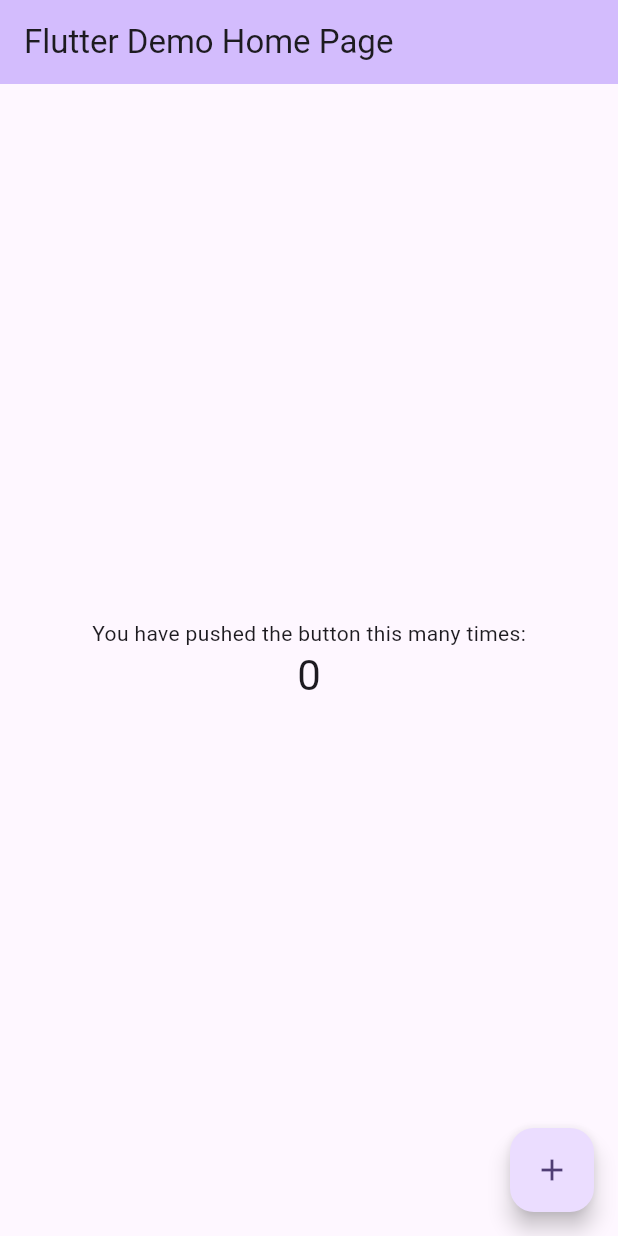
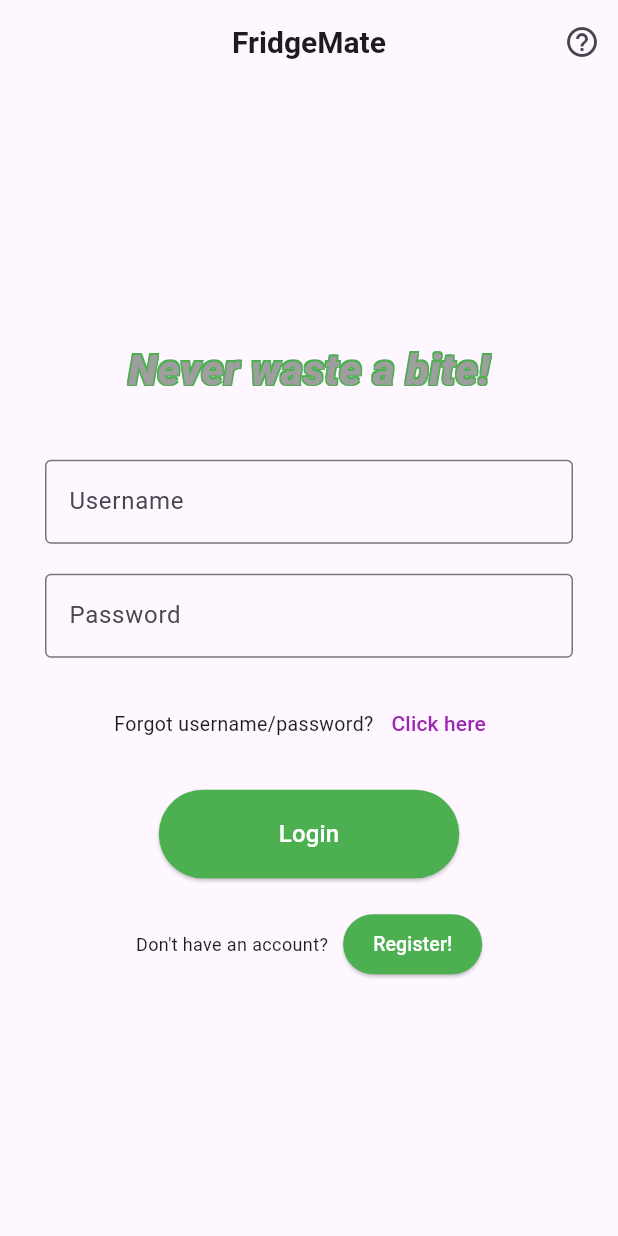
Before and after one commit to ntua-el20123/fridge_mate_app, a Flutter app: the screen it shows after launch, on a phone screen of 412 x 824 dp. Run offline on Flutter 3.47's test engine with Material 3 defaults, Android fonts, the light colour scheme and no system bars.

Commit message:
new file:   .vscode/settings.json 	modified:   lib/main.dart 	modified:   test/widget_test.dart

```diff
--- a/lib/main.dart
+++ b/lib/main.dart
@@ -1,128 +1,195 @@
 import 'package:flutter/material.dart';
 
 void main() {
-  runApp(const MyApp());
+  runApp(const FridgeMateApp());
 }
 
-class MyApp extends StatelessWidget {
-  const MyApp({super.key});
+class FridgeMateApp extends StatelessWidget {
+  const FridgeMateApp({super.key});
 
-  // This widget is the root of your application.
   @override
   Widget build(BuildContext context) {
     return MaterialApp(
-      title: 'Flutter Demo',
-      theme: ThemeData(
-        // This is the theme of your application.
-        //
-        // TRY THIS: Try running your application with "flutter run". You'll see
-        // the application has a purple toolbar. Then, without quitting the app,
-        // try changing the seedColor in the colorScheme below to Colors.green
-        // and then invoke "hot reload" (save your changes or press the "hot
-        // reload" button in a Flutter-supported IDE, or press "r" if you used
-        // the command line to start the app).
-        //
-        // Notice that the counter didn't reset back to zero; the application
-        // state is not lost during the reload. To reset the state, use hot
-        // restart instead.
-        //
-        // This works for code too, not just values: Most code changes can be
-        // tested with just a hot reload.
-        colorScheme: ColorScheme.fromSeed(seedColor: Colors.deepPurple),
-        useMaterial3: true,
+      debugShowCheckedModeBanner: false,
+      title: 'FridgeMate',
+      theme: _buildThemeData(),
+      home: const LoginScreen(),
+    );
+  }
+
+  // Extract common theme styling into a method for easier maintenance.
+  ThemeData _buildThemeData() {
+    return ThemeData(
+      primarySwatch: Colors.green,
+      elevatedButtonTheme: ElevatedButtonThemeData(
+        style: ElevatedButton.styleFrom(
+          backgroundColor: Colors.green,
+          padding: const EdgeInsets.symmetric(vertical: 15),
+          shape: RoundedRectangleBorder(
+            borderRadius: BorderRadius.circular(50),
+          ),
+        ),
       ),
-      home: const MyHomePage(title: 'Flutter Demo Home Page'),
+      inputDecorationTheme: const InputDecorationTheme(
+        border: OutlineInputBorder(),
+      ),
     );
   }
 }
 
-class MyHomePage extends StatefulWidget {
-  const MyHomePage({super.key, required this.title});
+class LoginScreen extends StatelessWidget {
+  const LoginScreen({super.key});
 
-  // This widget is the home page of your application. It is stateful, meaning
-  // that it has a State object (defined below) that contains fields that affect
-  // how it looks.
+  // Separate out the actions for easier testing and readability.
+  void _onHelpPressed() {
+    // Handle help action here
+  }
 
-  // This class is the configuration for the state. It holds the values (in this
-  // case the title) provided by the parent (in this case the App widget) and
-  // used by the build method of the State. Fields in a Widget subclass are
-  // always marked "final".
+  void _onForgotCredentialsPressed() {
+    // Handle 'forgot username/password' action here
+  }
 
-  final String title;
+  void _onLoginPressed() {
+    // Handle login action here
+  }
 
-  @override
-  State<MyHomePage> createState() => _MyHomePageState();
-}
-
-class _MyHomePageState extends State<MyHomePage> {
-  int _counter = 0;
-
-  void _incrementCounter() {
-    setState(() {
-      // This call to setState tells the Flutter framework that something has
-      // changed in this State, which causes it to rerun the build method below
-      // so that the display can reflect the updated values. If we changed
-      // _counter without calling setState(), then the build method would not be
-      // called again, and so nothing would appear to happen.
-      _counter++;
-    });
+  void _onRegisterPressed() {
+    // Handle register action here
   }
 
   @override
   Widget build(BuildContext context) {
-    // This method is rerun every time setState is called, for instance as done
-    // by the _incrementCounter method above.
-    //
-    // The Flutter framework has been optimized to make rerunning build methods
-    // fast, so that you can just rebuild anything that needs updating rather
-    // than having to individually change instances of widgets.
     return Scaffold(
       appBar: AppBar(
-        // TRY THIS: Try changing the color here to a specific color (to
-        // Colors.amber, perhaps?) and trigger a hot reload to see the AppBar
-        // change color while the other colors stay the same.
-        backgroundColor: Theme.of(context).colorScheme.inversePrimary,
-        // Here we take the value from the MyHomePage object that was created by
-        // the App.build method, and use it to set our appbar title.
-        title: Text(widget.title),
+        title: const Text(
+          'FridgeMate',
+          style: TextStyle(fontWeight: FontWeight.bold, fontSize: 20),
+        ),
+        centerTitle: true,
+        actions: [
+          IconButton(
+            onPressed: _onHelpPressed,
+            icon: const Icon(Icons.help_outline),
+          ),
+        ],
       ),
-      body: Center(
-        // Center is a layout widget. It takes a single child and positions it
-        // in the middle of the parent.
+      body: Padding(
+        padding: const EdgeInsets.symmetric(horizontal: 30.0),
         child: Column(
-          // Column is also a layout widget. It takes a list of children and
-          // arranges them vertically. By default, it sizes itself to fit its
-          // children horizontally, and tries to be as tall as its parent.
-          //
-          // Column has various properties to control how it sizes itself and
-          // how it positions its children. Here we use mainAxisAlignment to
-          // center the children vertically; the main axis here is the vertical
-          // axis because Columns are vertical (the cross axis would be
-          // horizontal).
-          //
-          // TRY THIS: Invoke "debug painting" (choose the "Toggle Debug Paint"
-          // action in the IDE, or press "p" in the console), to see the
-          // wireframe for each widget.
+          // Centers all items vertically in the middle of the screen.
           mainAxisAlignment: MainAxisAlignment.center,
-          children: <Widget>[
-            const Text(
-              'You have pushed the button this many times:',
+          crossAxisAlignment: CrossAxisAlignment.center,
+          children: [
+            const Center(
+              child: Text(
+                'Never waste a bite!',
+                style: TextStyle(
+                  fontSize: 28,
+                  fontWeight: FontWeight.w800, // Extra bold
+                  fontStyle: FontStyle.italic, // Italic
+                  color: Colors.grey, // Gray interior
+                  shadows: [
+                    // Green outline effect using multiple shadows
+                    Shadow(
+                      offset: Offset(-1, -1),
+                      blurRadius: 0,
+                      color: Colors.green,
+                    ),
+                    Shadow(
+                      offset: Offset(1, -1),
+                      blurRadius: 0,
+                      color: Colors.green,
+                    ),
+                    Shadow(
+                      offset: Offset(1, 1),
+                      blurRadius: 0,
+                      color: Colors.green,
+                    ),
+                    Shadow(
+                      offset: Offset(-1, 1),
+                      blurRadius: 0,
+                      color: Colors.green,
+                    ),
+                  ],
+                ),
+              ),
             ),
-            Text(
-              '$_counter',
-              style: Theme.of(context).textTheme.headlineMedium,
+            const SizedBox(height: 40),
+            const TextField(
+              decoration: InputDecoration(
+                labelText: 'Username',
+              ),
+            ),
+            const SizedBox(height: 20),
+            const TextField(
+              obscureText: true,
+              decoration: InputDecoration(
+                labelText: 'Password',
+              ),
+            ),
+            const SizedBox(height: 20),
+            Row(
+              mainAxisAlignment: MainAxisAlignment.center,
+              children: [
+                const Text('Forgot username/password?',
+                    style: TextStyle(fontSize: 13)),
+                TextButton(
+                  onPressed: _onForgotCredentialsPressed,
+                  child: const Text(
+                    'Click here',
+                    style: TextStyle(fontSize: 14, color: Colors.purple),
+                  ),
+                ),
+              ],
+            ),
+            const SizedBox(height: 20),
+            ElevatedButton(
+              style: ElevatedButton.styleFrom(
+                padding:
+                    const EdgeInsets.symmetric(horizontal: 80, vertical: 18),
+              ),
+              onPressed: _onLoginPressed,
+              child: const Text(
+                'Login',
+                style: TextStyle(fontSize: 16, color: Colors.white),
+              ),
+            ),
+            const SizedBox(height: 20),
+            Center(
+              child: Row(
+                mainAxisAlignment: MainAxisAlignment.center,
+                children: [
+                  const Text("Don't have an account?",
+                      style: TextStyle(fontSize: 12)),
+                  const SizedBox(height: 10, width: 10),
+                  ElevatedButton(
+                    style: ElevatedButton.styleFrom(
+                      padding: const EdgeInsets.symmetric(horizontal: 20),
+                    ),
+                    onPressed: _onRegisterPressed,
+                    child: const Text(
+                      'Register!',
+                      style: TextStyle(fontSize: 13, color: Colors.white),
+                    ),
+                  ),
+                ],
+              ),
             ),
           ],
         ),
       ),
-      floatingActionButton: FloatingActionButton(
-        onPressed: _incrementCounter,
-        tooltip: 'Increment',
-        child: const Icon(Icons.add),
-      ), // This trailing comma makes auto-formatting nicer for build methods.
     );
   }
 }
 
 
-//
+//  The code above is a simple Flutter app that displays a login screen. The app has a title, a help icon, and a form with a username and password field. The form also has a 'forgot username/password' link, a login button, and a 'register' button.
+//  The app is structured in a way that makes it easy to test. The  LoginScreen  widget is separated from the actions that handle the button presses. This separation makes it easier to test the actions without having to interact with the UI.
+//  The  FridgeMateApp  widget is also separated from the  LoginScreen  widget. This separation makes it easier to test the app's theme styling without having to interact with the UI.
+//  The  _buildThemeData  method in the  FridgeMateApp  widget extracts common theme styling into a method for easier maintenance. This method returns a  ThemeData  object that defines the app's theme.
+//  The  _onHelpPressed ,  _onForgotCredentialsPressed ,  _onLoginPressed , and  _onRegisterPressed  methods in the  LoginScreen  widget handle the button presses. These methods are separated from the UI code to make it easier to test the actions without having to interact with the UI.
+//  The  LoginScreen  widget is a stateless widget that displays the login screen. It has a title, a help icon, a form with a username and password field, a 'forgot username/password' link, a login button, and a 'register' button.
+//  The  LoginScreen  widget is structured in a way that makes it easy to test. The actions that handle the button presses are separated from the UI code, making it easier to test the actions without having to interact with the UI.
+//  The  FridgeMateApp  widget is a stateless widget that displays the app. It has a title, a theme, and a  LoginScreen  widget as its home screen.
+//  The  FridgeMateApp  widget is structured in a way that makes it easy to test. The theme styling is separated from the  LoginScreen  widget, making it easier to test the app's theme without having to interact with the UI.
+//  The code above is a simple Flutter app that displays a login screen. The app has a title, a help icon, and a form with a username and password field. The form also has a 'forgot username/password' link, a login button
```
Also changed, not shown: 1 other file.
